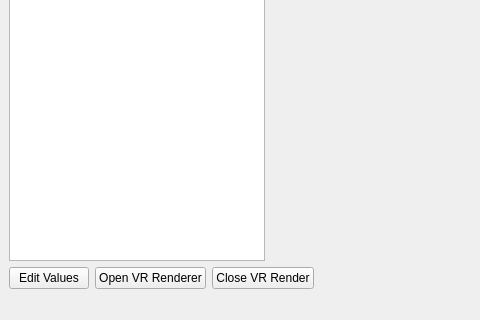
JPC0405/2024_GROUP_20, file CAD_VIEWER/mainwindow.ui: the form before one commit; both pictures show x 0 to 480 and y 280 to 600 of the 800 by 600 pixel window.
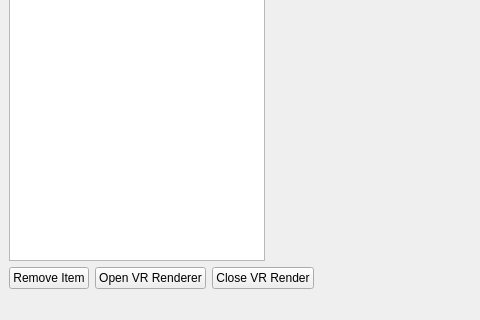
The form after the commit. Icons and pictures are not drawn. Custom widgets are drawn as their Qt base class.

```diff
--- a/CAD_VIEWER/mainwindow.ui
+++ b/CAD_VIEWER/mainwindow.ui
@@ -47,7 +47,7 @@
       <item>
        <widget class="QPushButton" name="pushButton_2">
         <property name="text">
-         <string>Edit Values</string>
+         <string>Remove Item</string>
         </property>
        </widget>
       </item>
```
Left out of the diff: 2 changed lines with no effect on the pictures.
